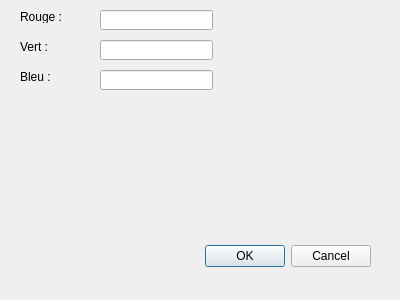
Above: Traitement d'image/src/layout/dialogModifPalette.ui from T4g1/3eme before the change. Below: the same form after it.
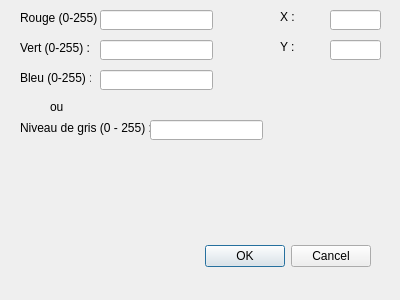
That is the form after the change.

Commit message: -Ajout d'image -Correction de la modification de palette

The edit to the form file:
```diff
--- a/Traitement d'image/src/layout/dialogModifPalette.ui
+++ b/Traitement d'image/src/layout/dialogModifPalette.ui
@@ -34,12 +34,12 @@
     <rect>
      <x>20</x>
      <y>10</y>
-     <width>46</width>
-     <height>13</height>
+     <width>81</width>
+     <height>16</height>
     </rect>
    </property>
    <property name="text">
-    <string>Rouge :</string>
+    <string>Rouge (0-255) :</string>
    </property>
   </widget>
   <widget class="QLabel" name="label_2">
@@ -47,12 +47,12 @@
     <rect>
      <x>20</x>
      <y>40</y>
-     <width>46</width>
-     <height>13</height>
+     <width>71</width>
+     <height>16</height>
     </rect>
    </property>
    <property name="text">
-    <string>Vert :</string>
+    <string>Vert (0-255) :</string>
    </property>
   </widget>
   <widget class="QLabel" name="label_3">
@@ -60,12 +60,15 @@
     <rect>
      <x>20</x>
      <y>70</y>
-     <width>46</width>
-     <height>13</height>
+     <width>71</width>
+     <height>16</height>
     </rect>
    </property>
+   <property name="frameShape">
+    <enum>QFrame::NoFrame</enum>
+   </property>
    <property name="text">
-    <string>Bleu :</string>
+    <string>Bleu (0-255) :</string>
    </property>
   </widget>
   <widget class="QLineEdit" name="inputRed">
@@ -98,6 +101,88 @@
     </rect>
    </property>
   </widget>
+  <widget class="QLabel" name="label_4">
+   <property name="geometry">
+    <rect>
+     <x>280</x>
+     <y>10</y>
+     <width>46</width>
+     <height>13</height>
+    </rect>
+   </property>
+   <property name="text">
+    <string>X :</string>
+   </property>
+  </widget>
+  <widget class="QLabel" name="label_5">
+   <property name="geometry">
+    <rect>
+     <x>280</x>
+     <y>40</y>
+     <width>46</width>
+     <height>13</height>
+    </rect>
+   </property>
+   <property name="text">
+    <string>Y :</string>
+   </property>
+  </widget>
+  <widget class="QLineEdit" name="inputX">
+   <property name="geometry">
+    <rect>
+     <x>330</x>
+     <y>10</y>
+     <width>51</width>
+     <height>20</height>
+    </rect>
+   </property>
+  </widget>
+  <widget class="QLineEdit" name="inputY">
+   <property name="geometry">
+    <rect>
+     <x>330</x>
+     <y>40</y>
+     <width>51</width>
+     <height>20</height>
+    </rect>
+   </property>
+  </widget>
+  <widget class="QLabel" name="label_6">
+   <property name="geometry">
+    <rect>
+     <x>20</x>
+     <y>120</y>
+     <width>131</width>
+     <height>16</height>
+    </rect>
+   </property>
+   <property name="text">
+    <string>Niveau de gris (0 - 255) :</string>
+   </property>
+  </widget>
+  <widget class="QLineEdit" name="inputGray">
+   <property name="geometry">
+    <rect>
+     <x>150</x>
+     <y>120</y>
+     <width>113</width>
+     <height>20</height>
+    </rect>
+   </property>
+  </widget>
+  <widget class="QLabel" name="label_7">
+   <property name="geometry">
+    <rect>
+     <x>50</x>
+     <y>100</y>
+     <width>46</width>
+     <height>13</height>
+    </rect>
+   </property>
+   <property name="text">
+    <string>ou</string>
+   </property>
+  </widget>
  </widget>
  <resources/>
  <connections>
```
The commit also changes 16 other files.
